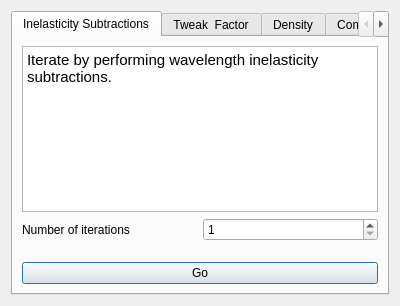
Before: the Qt Designer form src/gui/widgets/ui_files/iterationDialog.ui in disorderedmaterials/GudPy, drawn with Qt 5.
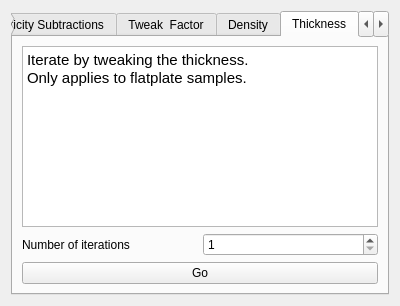
After: the same form once the commit is applied. The open tabs and pages were chosen to show the change.

Commit message: feat/refactor: iterate by thickness and clean up code.

The edit to the form file:
```diff
--- a/src/gui/widgets/ui_files/iterationDialog.ui
+++ b/src/gui/widgets/ui_files/iterationDialog.ui
@@ -193,6 +193,63 @@
        </item>
       </layout>
      </widget>
+     <widget class="QWidget" name="thicknessTab">
+      <attribute name="title">
+       <string>Thickness</string>
+      </attribute>
+      <layout class="QVBoxLayout" name="verticalLayout_6">
+       <item>
+        <widget class="QTextBrowser" name="textBrowser_5">
+         <property name="html">
+          <string>&lt;!DOCTYPE HTML PUBLIC &quot;-//W3C//DTD HTML 4.0//EN&quot; &quot;http://www.w3.org/TR/REC-html40/strict.dtd&quot;&gt;
+&lt;html&gt;&lt;head&gt;&lt;meta name=&quot;qrichtext&quot; content=&quot;1&quot; /&gt;&lt;style type=&quot;text/css&quot;&gt;
+p, li { white-space: pre-wrap; }
+&lt;/style&gt;&lt;/head&gt;&lt;body style=&quot; font-family:'.AppleSystemUIFont'; font-size:13pt; font-weight:400; font-style:normal;&quot;&gt;
+&lt;p style=&quot; margin-top:0px; margin-bottom:0px; margin-left:0px; margin-right:0px; -qt-block-indent:0; text-indent:0px;&quot;&gt;&lt;span style=&quot; font-family:'Ubuntu'; font-size:11pt;&quot;&gt;Iterate by tweaking the thickness.&lt;/span&gt;&lt;/p&gt;
+&lt;p style=&quot; margin-top:0px; margin-bottom:0px; margin-left:0px; margin-right:0px; -qt-block-indent:0; text-indent:0px;&quot;&gt;&lt;span style=&quot; font-family:'Ubuntu'; font-size:11pt;&quot;&gt;Only applies to flatplate samples.&lt;/span&gt;&lt;/p&gt;&lt;/body&gt;&lt;/html&gt;</string>
+         </property>
+        </widget>
+       </item>
+       <item>
+        <layout class="QHBoxLayout" name="horizontalLayout_8">
+         <item>
+          <widget class="QLabel" name="label">
+           <property name="text">
+            <string>Number of iterations</string>
+           </property>
+          </widget>
+         </item>
+         <item>
+          <widget class="QSpinBox" name="thicknessIterationsSpinBox">
+           <property name="minimum">
+            <number>1</number>
+           </property>
+          </widget>
+         </item>
+        </layout>
+       </item>
+       <item>
+        <spacer name="verticalSpacer_5">
+         <property name="orientation">
+          <enum>Qt::Vertical</enum>
+         </property>
+         <property name="sizeHint" stdset="0">
+          <size>
+           <width>20</width>
+           <height>5</height>
+          </size>
+         </property>
+        </spacer>
+       </item>
+       <item>
+        <widget class="QPushButton" name="iterateThicknessButton">
+         <property name="text">
+          <string>Go</string>
+         </property>
+        </widget>
+       </item>
+      </layout>
+     </widget>
      <widget class="QWidget" name="compositionTab">
       <attribute name="title">
        <string>Composition</string>
```
Left out of the diff: 4 changed lines with no effect on the pictures. The commit also changes 1 other file.
